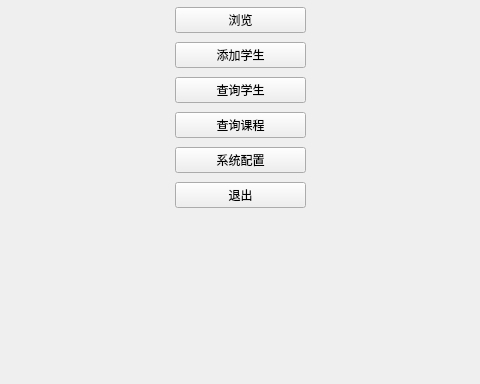
NogiNonoka/StudentStatusManagementSystem, file SSMS/menu_widget.ui: the form before one commit; both pictures show x 165 to 645 and y 216 to 600 of the 800 by 600 pixel window.
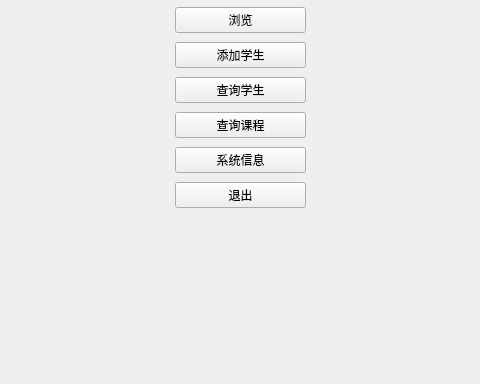
The form after the commit.

Patch:
```diff
--- a/SSMS/menu_widget.ui
+++ b/SSMS/menu_widget.ui
@@ -54,7 +54,7 @@
     <item>
      <widget class="QPushButton" name="settingsButton">
       <property name="text">
-       <string>系统配置</string>
+       <string>系统信息</string>
       </property>
      </widget>
     </item>
```
